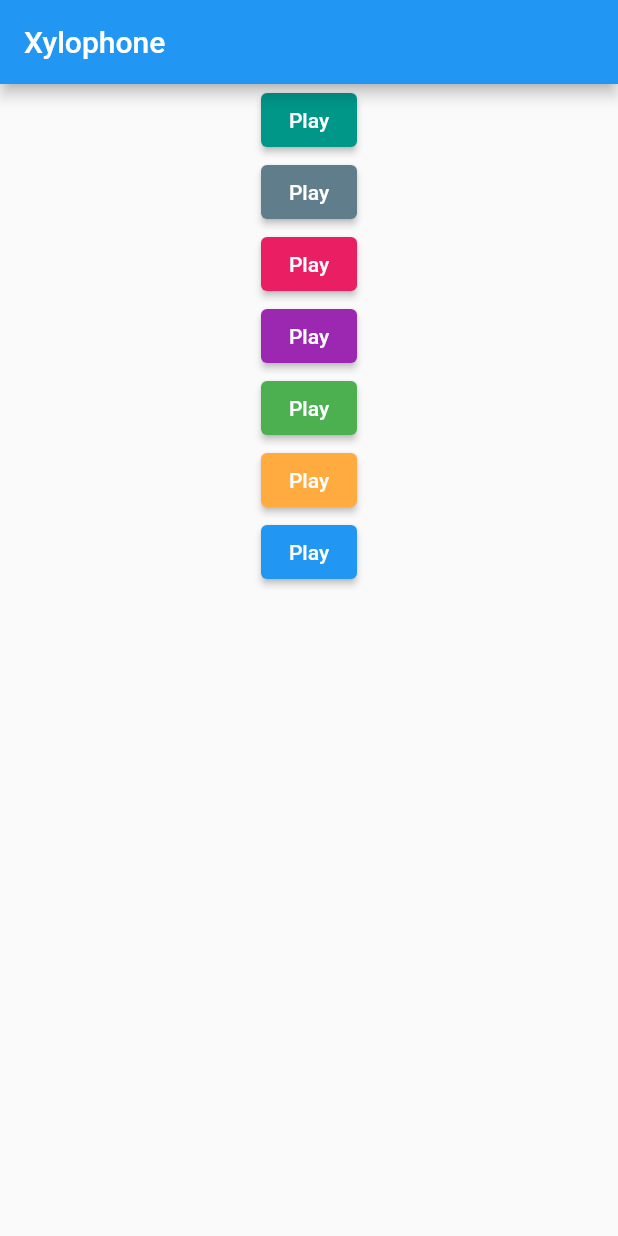
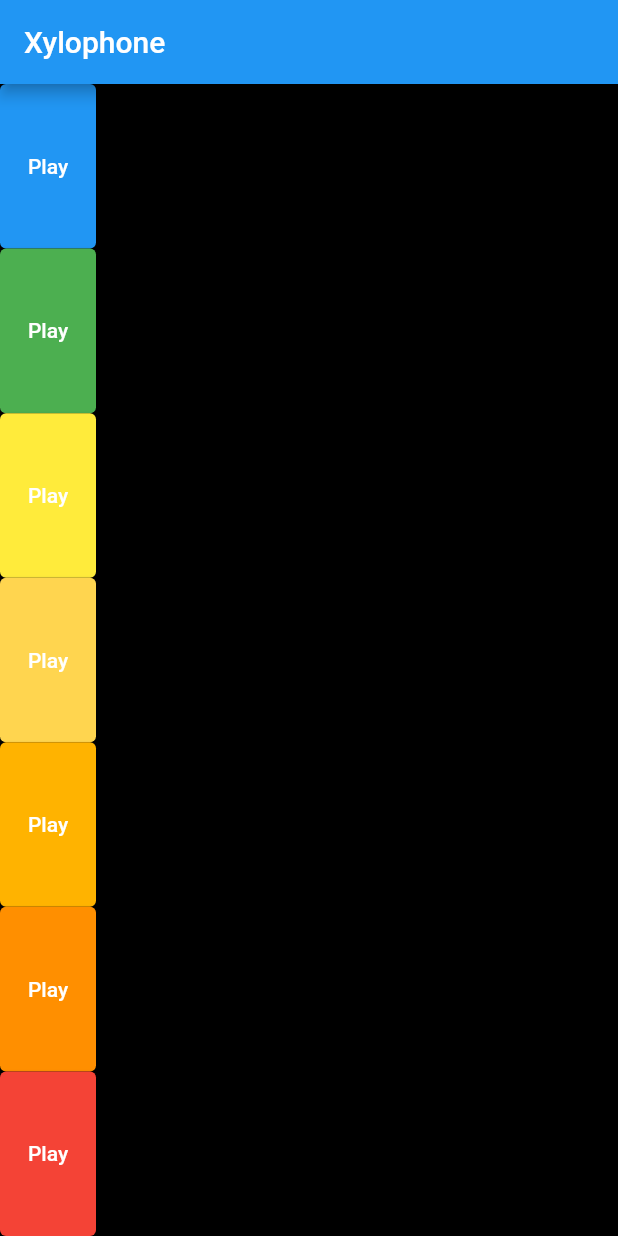
Before and after one commit to mannuelf/flutter-xylophone, a Flutter app: the screen it shows after launch, after a tap on "Play", on a phone screen of 412 x 824 dp. Run offline on Flutter 3.47's test engine with Material 2 defaults, Android fonts, the phone set to English and light mode, and no system bars; our stand-ins replace audioplayers.

Commit message:
buttons playing, organised it looking good

```diff
--- a/lib/app.dart
+++ b/lib/app.dart
@@ -10,6 +10,16 @@ class App extends StatelessWidget {
     await player.setSourceAsset(soundFile);
   }
 
+  Expanded buildKey(String soundFile, Color color) {
+    return Expanded(
+        child: ElevatedButton(
+            style: ElevatedButton.styleFrom(primary: color),
+            onPressed: () async {
+              _playSound(soundFile);
+            },
+            child: const Text('Play')));
+  }
+
   @override
   Widget build(BuildContext context) {
     return MaterialApp(
@@ -19,58 +29,20 @@ class App extends StatelessWidget {
           appBar: AppBar(
             title: const Text('Xylophone'),
           ),
+          backgroundColor: Colors.black,
           body: SafeArea(
-          child: Center(
             child: Column(
-              children: [
-                ElevatedButton(
-                    style: ElevatedButton.styleFrom(primary: Colors.teal),
-                    onPressed: () async {
-                      _playSound('note1.wav');
-                    },
-                    child: const Text('Play')),
-                ElevatedButton(
-                    style: ElevatedButton.styleFrom(primary: Colors.blueGrey),
-                    onPressed: () async {
-                      _playSound('note2.wav');
-                    },
-                    child: const Text('Play')),
-                ElevatedButton(
-                    style: ElevatedButton.styleFrom(primary: Colors.pink),
-                    onPressed: () async {
-                      _playSound('note3.wav');
-                    },
-                    child: const Text('Play')),
-                ElevatedButton(
-                    style: ElevatedButton.styleFrom(primary: Colors.purple),
-                    onPressed: () async {
-                      _playSound('note4.wav');
-                    },
-                    child: const Text('Play')),
-                ElevatedButton(
-                    style: ElevatedButton.styleFrom(primary: Colors.green),
-                    onPressed: () async {
-                      _playSound('note5.wav');
-                    },
-                    child: const Text('Play')),
-                ElevatedButton(
-                    style:
-                        ElevatedButton.styleFrom(primary: Colors.orangeAccent),
-                    onPressed: () async {
-                      _playSound('note6.wav');
-                    },
-                    child: const Text('Play')),
-                ElevatedButton(
-                    style: ElevatedButton.styleFrom(primary: Colors.blue),
-                    onPressed: () async {
-                      _playSound('note7.wav');
-                    },
-                    child: const Text('Play')),
+              children: <Widget>[
+                buildKey('note1.wav', Colors.blue),
+                buildKey('note2.wav', Colors.green),
+                buildKey('note3.wav', Colors.yellow),
+                buildKey('note4.wav', Colors.amber.shade300),
+                buildKey('note5.wav', Colors.amber.shade600),
+                buildKey('note6.wav', Colors.amber.shade800),
+                buildKey('note7.wav', Colors.red),
               ],
             ),
           ),
-        ),
-      ),
-    );
+        ));
   }
 }
--- a/lib/main.dart
+++ b/lib/main.dart
@@ -2,6 +2,4 @@ import 'package:flutter/material.dart';
 
 import 'app.dart';
 
-void main() {
-  return runApp(App());
-}
+void main() => runApp(App());
```
Lines whose indentation alone changed are shown as unchanged.
